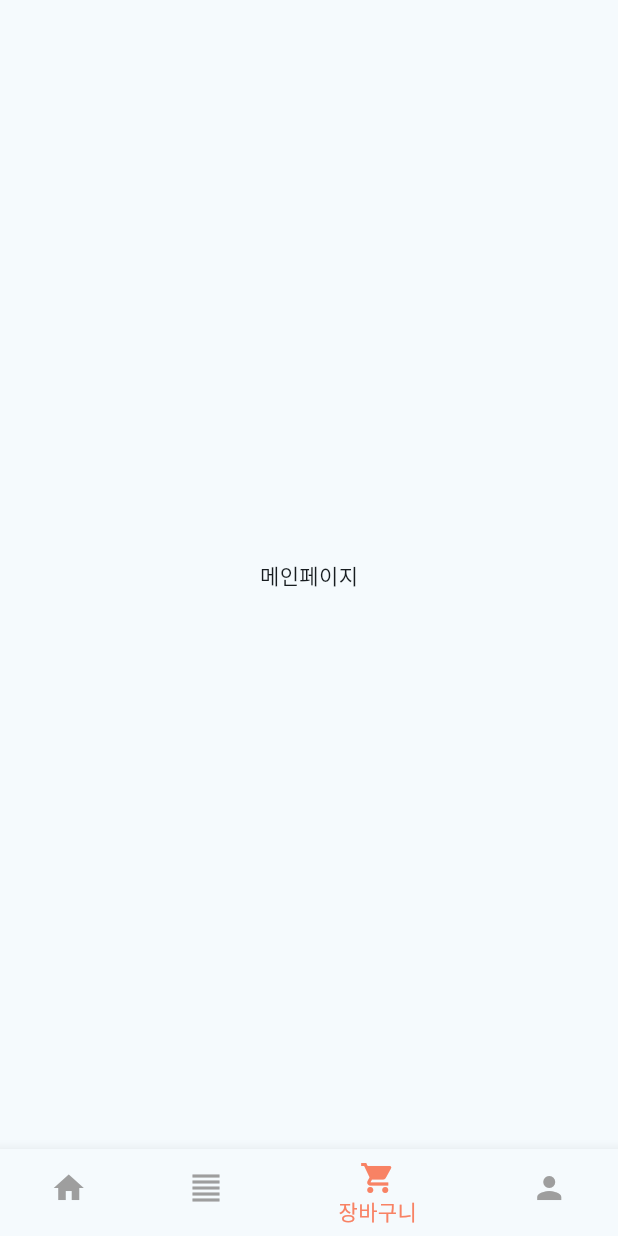
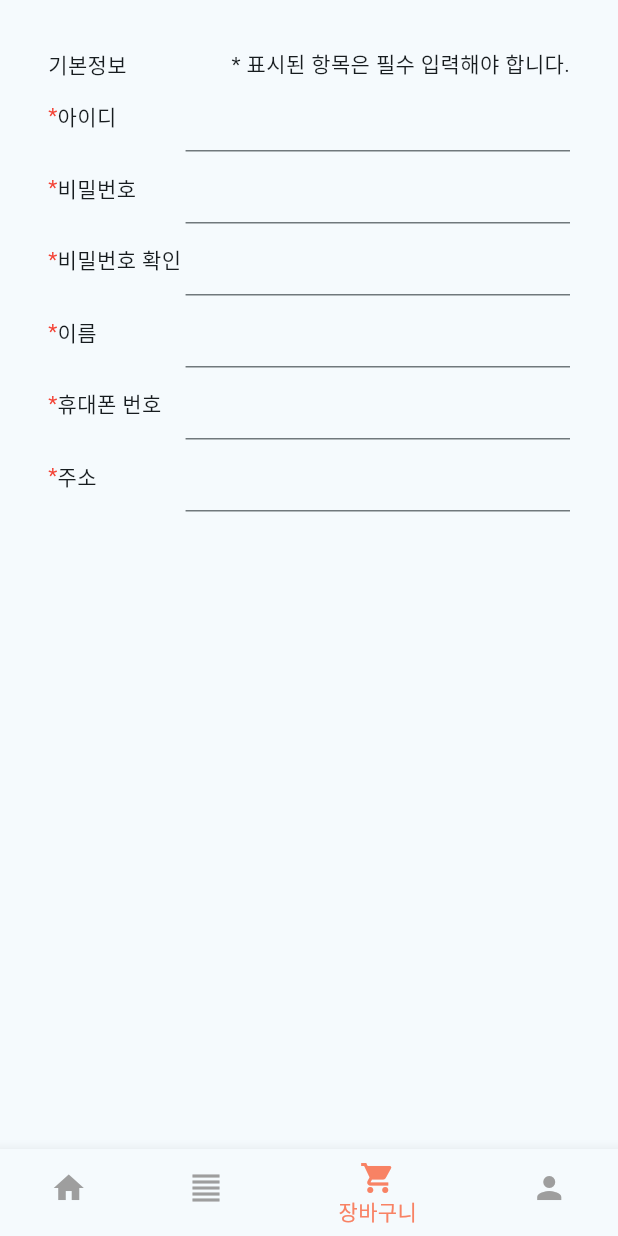
Before and after one commit to ALSDlab/birthday_presents_web_app, a Flutter app: the screen it shows after launch, item 3 of the bottom bar chosen, on a phone screen of 412 x 824 dp. Run offline on Flutter 3.47's test engine with Material 3 defaults, Android fonts, the phone set to English and light mode, and no system bars; our stand-ins replace firebase_core, flutter_screenutil, go_router; accounts and stored records are empty; generated files the repository leaves out were written again; Roboto replaces fonts that are missing (Jalnan).

Commit message:
add: 회원가입 기본정보 입력 form

```diff
--- a/lib/router.dart
+++ b/lib/router.dart
@@ -4,8 +4,15 @@ import 'package:myk_market_app/view/page/main_page/navigation.dart';
 final router = GoRouter(initialLocation: '/main_page', routes: [
   // 회사소개 메인페이지
   GoRoute(
-      path: '/main_page',
-      builder: (context, state) => Navigation(selectedIndex: 0,
-      ),),
-
+    path: '/main_page',
+    builder: (context, state) => Navigation(
+      selectedIndex: 0,
+    ),
+  ),
+  GoRoute(
+    path: '/signup_page',
+    builder: (context, state) => Navigation(
+      selectedIndex: 3,
+    ),
+  ),
 ]);
--- a/lib/view/page/main_page/navigation.dart
+++ b/lib/view/page/main_page/navigation.dart
@@ -1,4 +1,5 @@
 import 'package:flutter/material.dart';
+import 'package:myk_market_app/view/page/signup_page/signup_page.dart';
 
 import 'main_page.dart';
 
@@ -25,6 +26,7 @@ class _NavigationState extends State<Navigation> {
           // ProductPage(),
           // ShoppingCartPage(),
           // ProfilePage(),
+          SignupPage(),
         ],
       ),
       bottomNavigationBar: BottomNavigationBar(
--- /dev/null
+++ b/lib/view/page/signup_page/signup_page.dart
@@ -0,0 +1,79 @@
+import 'package:flutter/cupertino.dart';
+import 'package:flutter/material.dart';
+import 'package:flutter/widgets.dart';
+import 'package:myk_market_app/view/page/signup_page/signup_page_view_model.dart';
+
+class SignupPage extends StatefulWidget {
+  const SignupPage({super.key});
+
+  @override
+  State<SignupPage> createState() => _SignupPageState();
+}
+
+class _SignupPageState extends State<SignupPage> {
+  var idController = TextEditingController();
+  var passwordController = TextEditingController();
+  var passwordConfController = TextEditingController();
+  var nameController = TextEditingController();
+  var phoneController = TextEditingController();
+  var addressController = TextEditingController();
+
+  @override
+  void dispose() {
+    idController.dispose();
+    passwordConfController.dispose();
+    passwordController.dispose();
+    nameController.dispose();
+    phoneController.dispose();
+    addressController.dispose();
+    super.dispose();
+  }
+
+  @override
+  Widget build(BuildContext context) {
+    return Scaffold(
+      body: Padding(
+        padding: const EdgeInsets.all(32.0),
+        child: Column(
+          children: [
+            const Row(
+              mainAxisAlignment: MainAxisAlignment.spaceBetween,
+              children: [
+                Text('기본정보'),
+                Text('* 표시된 항목은 필수 입력해야 합니다.'),
+              ],
+            ),
+            Expanded(
+              child: Form(
+                child: ListView.builder(
+                  itemCount: 6,
+                  itemBuilder: (context, index) {
+                    return Row(
+                      mainAxisAlignment: MainAxisAlignment.center,
+                      crossAxisAlignment: CrossAxisAlignment.center,
+                      children: [
+                        const Text(
+                          '*',
+                          style: TextStyle(color: Colors.red),
+                        ),
+                        Expanded(
+                            child:
+                                Text(SignupViewModel().gridLeftArray[index])),
+                        Expanded(
+                          flex: 3,
+                          child: TextFormField(
+                            controller: idController,
+                          ),
+                        ),
+                      ],
+                    );
+                  },
+                ),
+              ),
+            ),
+          ],
+        ),
+      ),
+    );
+  }
+}
--- /dev/null
+++ b/lib/view/page/signup_page/signup_page_view_model.dart
@@ -0,0 +1,3 @@
+class SignupViewModel {
+  final gridLeftArray = ['아이디', '비밀번호', '비밀번호 확인', '이름', '휴대폰 번호', '주소'];
+}
--- a/pubspec.yaml
+++ b/pubspec.yaml
@@ -38,9 +38,9 @@ dependencies:
   firebase_core: ^2.29.0
   cloud_firestore: ^4.16.1
   flutter_screenutil: ^5.9.0
-  envied: ^0.5.4+1
   build_runner: ^2.4.9
   go_router: ^13.2.4
+  envied: ^0.5.4+1
   envied_generator: ^0.5.4+1
 
 dev_dependencies:
```
Also changed, not shown: 1 other file.
